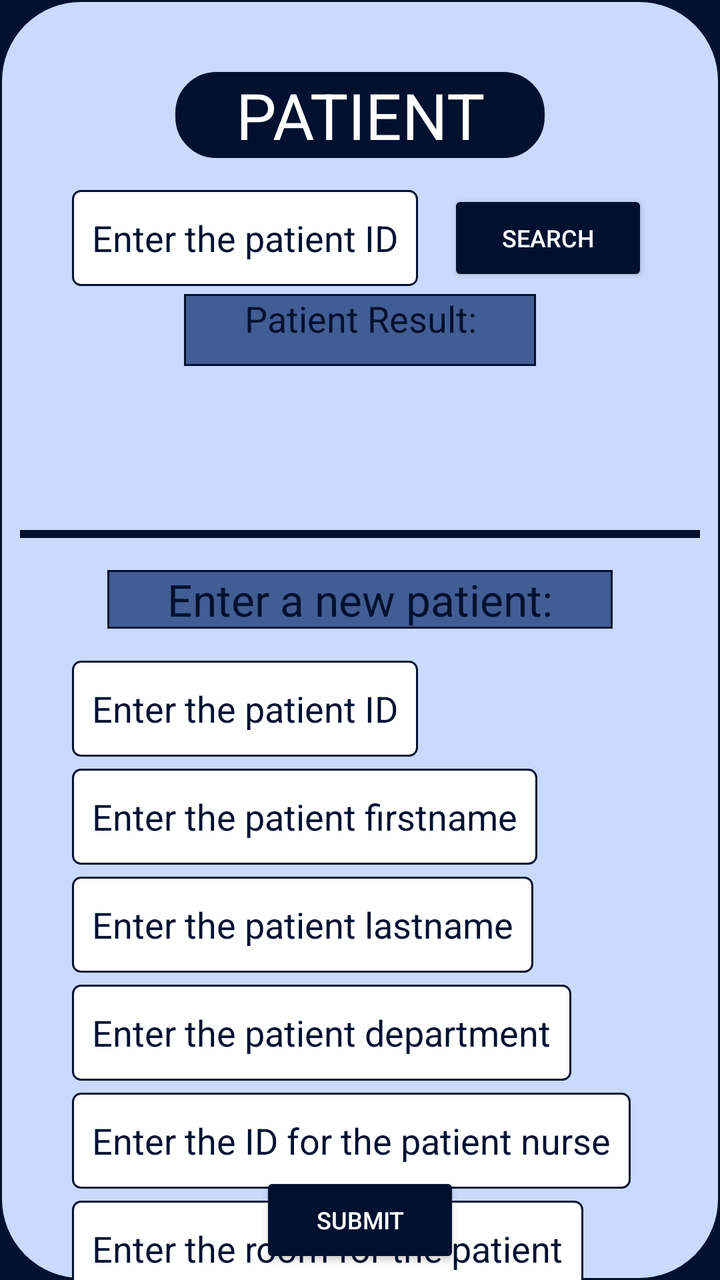
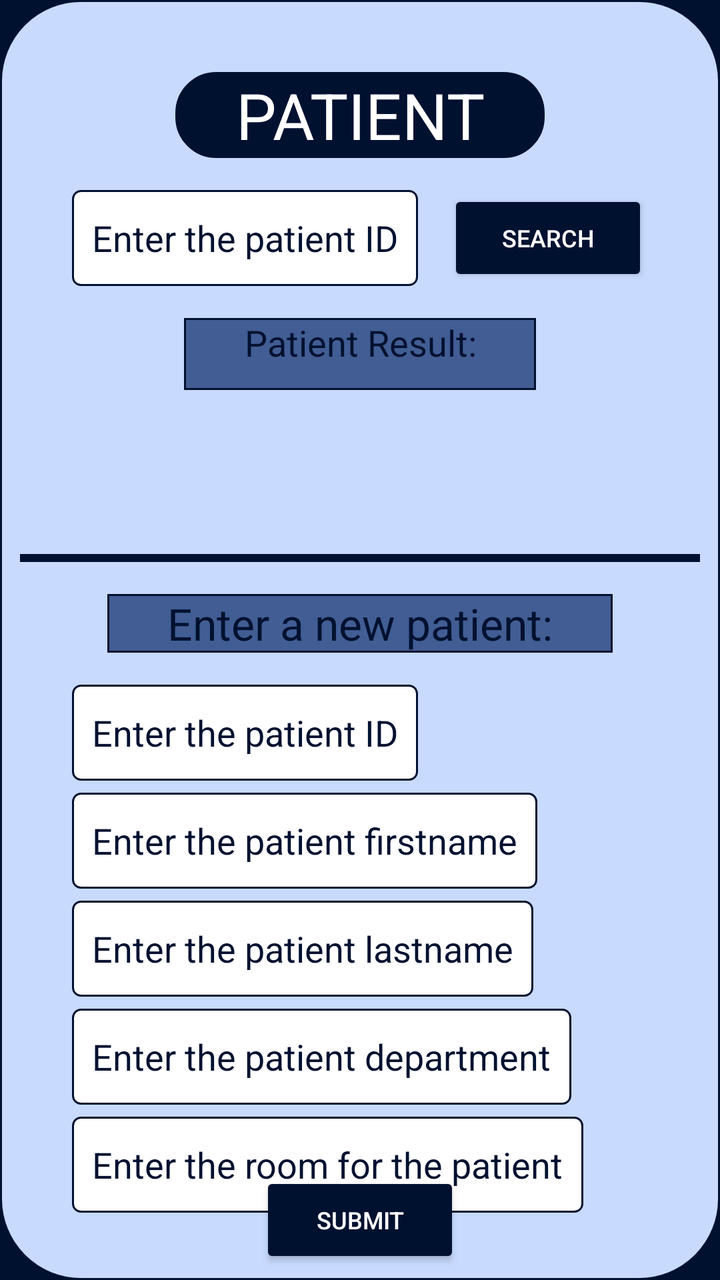

Before-and-after screenshots of an Android layout around one commit, followed by the original layout XML and the change that was made.
<!-- AndroidManifest.xml: application theme Theme.Alexandermaynard_COMP304Lab3_Ex1 -->
<!-- res/layout/activity_patient.xml -->
<?xml version="1.0" encoding="utf-8"?>
<androidx.constraintlayout.widget.ConstraintLayout xmlns:android="http://schemas.android.com/apk/res/android"
    xmlns:app="http://schemas.android.com/apk/res-auto"
    xmlns:tools="http://schemas.android.com/tools"
    android:id="@+id/main"
    android:layout_width="match_parent"
    android:layout_height="match_parent"
    style="@style/activity_frame_layout_margin"
    android:background="@drawable/content_frame_border"
    tools:context=".Patient">

    
    <TextView
        android:id="@+id/patient_title"
        style="@style/title_text"
        android:layout_width="wrap_content"
        android:layout_height="wrap_content"
        android:layout_marginTop="36dp"
        android:text="@string/patient_title"
        android:background="@drawable/title_border"
        app:layout_constraintEnd_toEndOf="parent"
        app:layout_constraintStart_toStartOf="parent"
        app:layout_constraintTop_toTopOf="parent" />



    
    

    
    <EditText
        android:id="@+id/patient_id_search"
        style="@style/right_aligned_edit_text"
        android:layout_width="wrap_content"
        android:layout_height="48dp"
        android:layout_marginTop="16dp"
        android:autofillHints="enter the patient's ID"
        android:background="@drawable/edit_text_border"
        android:hint="@string/patient_id_hint"
        android:inputType="number"
        app:layout_constraintStart_toStartOf="parent"
        app:layout_constraintTop_toBottomOf="@+id/patient_title" />

    
    <Button
        android:id="@+id/search_patient_btn"
        style="@style/regular_button"
        android:layout_marginTop="16dp"
        android:layout_marginEnd="26dp"
        android:text="@string/search_btn_text"
        app:layout_constraintEnd_toEndOf="parent"
        app:layout_constraintTop_toBottomOf="@+id/patient_title" />

    
    <TextView
        android:id="@+id/patient_result_title"
        style="@style/regular_text_view"
        android:text="@string/patient_result_text_prompt"
        android:background="@drawable/sub_title_border"
        app:layout_constraintEnd_toEndOf="parent"
        app:layout_constraintStart_toStartOf="parent"
        app:layout_constraintTop_toBottomOf="@+id/patient_id_search" />

    
    <TextView
        android:id="@+id/patient_result"
        style="@style/regular_text_view"
        android:layout_height="60dp"
        android:layout_marginTop="6dp"
        android:text=""
        app:layout_constraintEnd_toEndOf="parent"
        app:layout_constraintStart_toStartOf="parent"
        app:layout_constraintTop_toBottomOf="@+id/patient_result_title" />

    
    

    
    

    
    <View
        android:id="@+id/content_divider"
        android:layout_width="match_parent"
        android:layout_height="4dp"
        android:layout_marginTop="16dp"
        android:background="@color/dark_blue"
        app:layout_constraintEnd_toEndOf="parent"
        app:layout_constraintHorizontal_bias="0.0"
        app:layout_constraintStart_toStartOf="parent"
        app:layout_constraintTop_toBottomOf="@+id/patient_result" />

    
    <TextView
        android:id="@+id/enter_patient_title"
        style="@style/sub_title_text"
        android:layout_marginTop="16dp"
        android:text="@string/enter_patient_title"
        android:background="@drawable/sub_title_border"
        app:layout_constraintEnd_toEndOf="parent"
        app:layout_constraintStart_toStartOf="parent"
        app:layout_constraintTop_toBottomOf="@+id/content_divider" />

    
    <EditText
        android:id="@+id/patient_id_entry"
        style="@style/right_aligned_edit_text"
        android:layout_marginTop="16dp"
        android:autofillHints="enter the patient's id"
        android:background="@drawable/edit_text_border"
        android:hint="@string/patient_id_hint"
        android:inputType="number"
        app:layout_constraintStart_toStartOf="parent"
        app:layout_constraintTop_toBottomOf="@+id/enter_patient_title" />

    
    <EditText
        android:id="@+id/patient_firstname_entry"
        style="@style/right_aligned_edit_text"
        android:autofillHints="enter the patient's firstname"
        android:hint="@string/patient_firstname_hint"
        android:inputType="text"
        app:layout_constraintStart_toStartOf="parent"
        android:background="@drawable/edit_text_border"
        app:layout_constraintTop_toBottomOf="@+id/patient_id_entry" />

    
    <EditText
        android:id="@+id/patient_lastname_entry"
        style="@style/right_aligned_edit_text"
        android:autofillHints="enter the patient's lastname"
        android:hint="@string/patient_lastname_hint"
        android:inputType="text"
        app:layout_constraintStart_toStartOf="parent"
        android:background="@drawable/edit_text_border"
        app:layout_constraintTop_toBottomOf="@+id/patient_firstname_entry" />

    
    <EditText
        android:id="@+id/patient_department_entry"
        style="@style/right_aligned_edit_text"
        android:autofillHints="enter the patient's department"
        android:hint="@string/patient_department_hint"
        android:inputType="text"
        app:layout_constraintStart_toStartOf="parent"
        android:background="@drawable/edit_text_border"
        app:layout_constraintTop_toBottomOf="@+id/patient_lastname_entry" />

    
    <EditText
        android:id="@+id/patient_nurse_id"
        style="@style/right_aligned_edit_text"
        android:autofillHints="enter the ID for the patient's nurse"
        android:hint="@string/patient_nurse_id_hint"
        android:inputType="number"
        app:layout_constraintStart_toStartOf="parent"
        android:background="@drawable/edit_text_border"
        app:layout_constraintTop_toBottomOf="@+id/patient_department_entry" />

    
    <EditText
        android:id="@+id/patient_room_entry"
        style="@style/right_aligned_edit_text"
        android:autofillHints="enter the room number of the patient"
        android:hint="@string/patient_room_hint"
        android:inputType="number"
        app:layout_constraintStart_toStartOf="parent"
        android:background="@drawable/edit_text_border"
        app:layout_constraintTop_toBottomOf="@+id/patient_nurse_id" />

    
    <Button
        android:id="@+id/submit_btn"
        style="@style/regular_button"
        android:text="@string/submit_btn_text"
        app:layout_constraintBottom_toBottomOf="parent"
        app:layout_constraintEnd_toEndOf="parent"
        app:layout_constraintStart_toStartOf="parent" />

    
    

</androidx.constraintlayout.widget.ConstraintLayout>
<!-- resources referenced by this layout -->
<resources>
  <color name="dark_blue">#001130</color>
  <!-- drawable edit_text_border (drawable) -->
  <?xml version="1.0" encoding="utf-8"?>
  <shape xmlns:android="http://schemas.android.com/apk/res/android">
      
      <solid android:color="@color/white"/>
      
      <corners android:radius="4dp"/>
      
      <stroke android:width="1dp" android:color="@color/dark_blue"/>
      
      <padding android:bottom="0dp" android:left="10dp" android:right="10dp" android:top="0dp"/>
  </shape>
  <!-- drawable sub_title_border (drawable) -->
  <?xml version="1.0" encoding="utf-8"?>
  <shape xmlns:android="http://schemas.android.com/apk/res/android">
      
      <solid android:color="@color/medium_blue"/>
      
      <stroke android:width="1dp" android:color="@color/dark_blue"/>
      
      <padding android:bottom="0dp" android:left="30dp" android:right="30dp" android:top="0dp"/>
  </shape>
  <!-- drawable title_border (drawable) -->
  <?xml version="1.0" encoding="utf-8"?>
  <shape xmlns:android="http://schemas.android.com/apk/res/android">
      
      <solid android:color="@color/dark_blue"/>
      
      <stroke android:width="1dp" android:color="@color/dark_blue"/>
      
      <corners android:radius="20dp"/>
      
      <padding android:bottom="0dp" android:left="30dp" android:right="30dp" android:top="0dp"/>
  </shape>
  <string name="enter_patient_title">Enter a new patient:</string>
  <string name="patient_department_hint">Enter the patient department</string>
  <string name="patient_firstname_hint">Enter the patient firstname</string>
  <string name="patient_id_hint">Enter the patient ID</string>
  <string name="patient_lastname_hint">Enter the patient lastname</string>
  <string name="patient_nurse_id_hint">Enter the ID for the patient nurse</string>
  <string name="patient_result_text_prompt">Patient Result:</string>
  <string name="patient_room_hint">Enter the room for the patient</string>
  <string name="patient_title">PATIENT</string>
  <string name="search_btn_text">Search</string>
  <string name="submit_btn_text">Submit</string>
  <style name="activity_frame_layout_margin">
          <item name="android:layout_margin">10dp</item>
      </style>
  <style name="regular_button">
          <item name="android:layout_width">100dp</item>
          <item name="android:layout_height">48dp</item>
          <item name="android:textColor">@color/white</item>
          <item name="android:backgroundTint">@color/dark_blue</item>
          <item name="android:layout_marginBottom">6dp</item>
          <item name="android:textSize">12sp</item>
      </style>
  <style name="regular_text_view">
          <item name="android:layout_width">wrap_content</item>
          <item name="android:layout_height">36dp</item>
          <item name="android:layout_marginTop">4dp</item>
          <item name="android:textAlignment">center</item>
      </style>
  <style name="right_aligned_edit_text">
          <item name="android:layout_width">wrap_content</item>
          <item name="android:layout_height">48dp</item>
          <item name="android:textColorHint">@color/dark_blue</item>
          <item name="android:textColor">@color/dark_blue</item>
          <item name="android:layout_marginTop">6dp</item>
          <item name="android:layout_marginStart">26dp</item>
      </style>
  <style name="sub_title_text">
          <item name="android:textSize">22sp</item>
          <item name="android:textAlignment">center</item>
          <item name="android:layout_marginTop">16dp</item>
          <item name="layout_constraintVertical_bias">0.392</item>
          <item name="android:layout_width">wrap_content</item>
          <item name="android:layout_height">wrap_content</item>
      </style>
  <style name="Theme.Alexandermaynard_COMP304Lab3_Ex1" parent="Base.Theme.Alexandermaynard_COMP304Lab3_Ex1" />
  <color name="light_blue">#C8DBFF</color>
  <color name="white">#FFFFFFFF</color>
  <color name="medium_blue">#415D93</color>
  <!-- unchanged entries left out for length: 3 -->
</resources>

<!-- the commit's change to res/layout/activity_patient.xml (unified diff, before → after) -->
@@ -7,7 +7,7 @@
     android:layout_height="match_parent"
     style="@style/activity_frame_layout_margin"
     android:background="@drawable/content_frame_border"
-    tools:context=".Patient">
+    tools:context=".PatientActivity">
 
     
     <TextView
@@ -55,8 +55,9 @@
     <TextView
         android:id="@+id/patient_result_title"
         style="@style/regular_text_view"
+        android:layout_marginTop="16dp"
+        android:background="@drawable/sub_title_border"
         android:text="@string/patient_result_text_prompt"
-        android:background="@drawable/sub_title_border"
         app:layout_constraintEnd_toEndOf="parent"
         app:layout_constraintStart_toStartOf="parent"
         app:layout_constraintTop_toBottomOf="@+id/patient_id_search" />
@@ -148,17 +149,6 @@
 
     
     <EditText
-        android:id="@+id/patient_nurse_id"
-        style="@style/right_aligned_edit_text"
-        android:autofillHints="enter the ID for the patient's nurse"
-        android:hint="@string/patient_nurse_id_hint"
-        android:inputType="number"
-        app:layout_constraintStart_toStartOf="parent"
-        android:background="@drawable/edit_text_border"
-        app:layout_constraintTop_toBottomOf="@+id/patient_department_entry" />
-
-    
-    <EditText
         android:id="@+id/patient_room_entry"
         style="@style/right_aligned_edit_text"
         android:autofillHints="enter the room number of the patient"
@@ -166,7 +156,7 @@
         android:inputType="number"
         app:layout_constraintStart_toStartOf="parent"
         android:background="@drawable/edit_text_border"
-        app:layout_constraintTop_toBottomOf="@+id/patient_nurse_id" />
+        app:layout_constraintTop_toBottomOf="@+id/patient_department_entry" />
 
     
     <Button
<!-- resource entries referenced after the edit -->
@@ -40,7 +40,6 @@
   <string name="patient_firstname_hint">Enter the patient firstname</string>
   <string name="patient_id_hint">Enter the patient ID</string>
   <string name="patient_lastname_hint">Enter the patient lastname</string>
-  <string name="patient_nurse_id_hint">Enter the ID for the patient nurse</string>
   <string name="patient_result_text_prompt">Patient Result:</string>
   <string name="patient_room_hint">Enter the room for the patient</string>
   <string name="patient_title">PATIENT</string>
